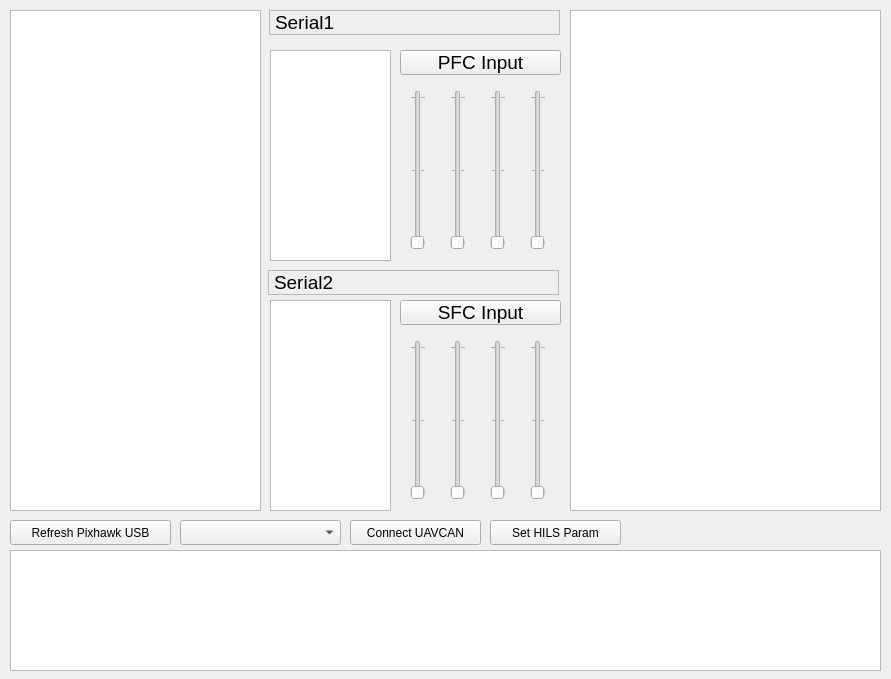
Above: Tools/HILS_FlightGear/form.ui from Shinjinok/tandem before the change. Below: the same form after it.
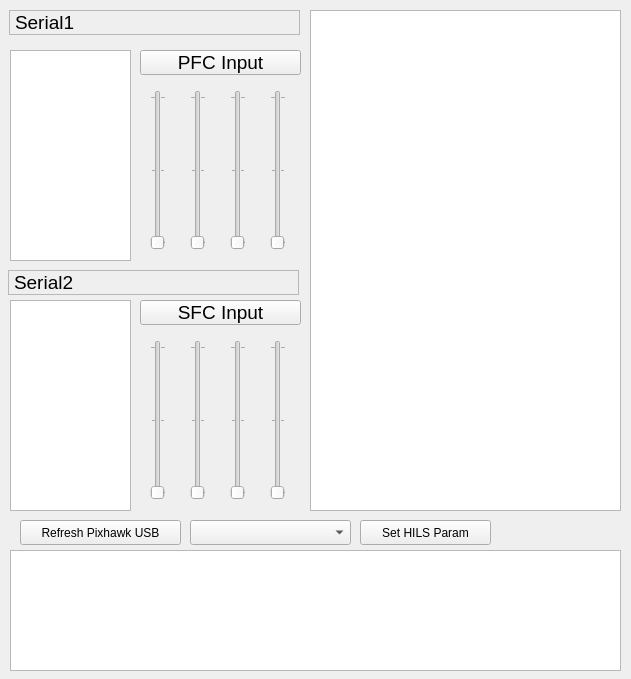
That is the form after the change.

```diff
--- a/Tools/HILS_FlightGear/form.ui
+++ b/Tools/HILS_FlightGear/form.ui
@@ -6,7 +6,7 @@
    <rect>
     <x>0</x>
     <y>0</y>
-    <width>891</width>
+    <width>631</width>
     <height>679</height>
    </rect>
   </property>
@@ -16,7 +16,7 @@
   <widget class="QPushButton" name="pushButton_1">
    <property name="geometry">
     <rect>
-     <x>10</x>
+     <x>20</x>
      <y>520</y>
      <width>161</width>
      <height>25</height>
@@ -29,7 +29,7 @@
   <widget class="QSlider" name="verticalSlider_1">
    <property name="geometry">
     <rect>
-     <x>410</x>
+     <x>150</x>
      <y>90</y>
      <width>16</width>
      <height>160</height>
@@ -66,7 +66,7 @@
   <widget class="QSlider" name="verticalSlider_2">
    <property name="geometry">
     <rect>
-     <x>450</x>
+     <x>190</x>
      <y>90</y>
      <width>16</width>
      <height>160</height>
@@ -91,7 +91,7 @@
   <widget class="QSlider" name="verticalSlider_3">
    <property name="geometry">
     <rect>
-     <x>490</x>
+     <x>230</x>
      <y>90</y>
      <width>16</width>
      <height>160</height>
@@ -116,7 +116,7 @@
   <widget class="QSlider" name="verticalSlider_4">
    <property name="geometry">
     <rect>
-     <x>530</x>
+     <x>270</x>
      <y>90</y>
      <width>16</width>
      <height>160</height>
@@ -141,7 +141,7 @@
   <widget class="QSlider" name="verticalSlider_5">
    <property name="geometry">
     <rect>
-     <x>410</x>
+     <x>150</x>
      <y>340</y>
      <width>16</width>
      <height>160</height>
@@ -166,7 +166,7 @@
   <widget class="QSlider" name="verticalSlider_6">
    <property name="geometry">
     <rect>
-     <x>450</x>
+     <x>190</x>
      <y>340</y>
      <width>16</width>
      <height>160</height>
@@ -191,7 +191,7 @@
   <widget class="QSlider" name="verticalSlider_7">
    <property name="geometry">
     <rect>
-     <x>490</x>
+     <x>230</x>
      <y>340</y>
      <width>16</width>
      <height>160</height>
@@ -216,7 +216,7 @@
   <widget class="QSlider" name="verticalSlider_8">
    <property name="geometry">
     <rect>
-     <x>530</x>
+     <x>270</x>
      <y>340</y>
      <width>16</width>
      <height>160</height>
@@ -241,7 +241,7 @@
   <widget class="QPushButton" name="pushButton_2">
    <property name="geometry">
     <rect>
-     <x>400</x>
+     <x>140</x>
      <y>50</y>
      <width>161</width>
      <height>25</height>
@@ -259,7 +259,7 @@
   <widget class="QPushButton" name="pushButton_3">
    <property name="geometry">
     <rect>
-     <x>400</x>
+     <x>140</x>
      <y>300</y>
      <width>161</width>
      <height>25</height>
@@ -277,7 +277,7 @@
   <widget class="QLabel" name="label">
    <property name="geometry">
     <rect>
-     <x>269</x>
+     <x>9</x>
      <y>10</y>
      <width>291</width>
      <height>25</height>
@@ -304,7 +304,7 @@
   <widget class="QLabel" name="label_2">
    <property name="geometry">
     <rect>
-     <x>268</x>
+     <x>8</x>
      <y>270</y>
      <width>291</width>
      <height>25</height>
@@ -332,7 +332,7 @@
   <widget class="QTextEdit" name="textEdit">
    <property name="geometry">
     <rect>
-     <x>570</x>
+     <x>310</x>
      <y>10</y>
      <width>311</width>
      <height>501</height>
@@ -348,7 +348,7 @@
   <widget class="QTextEdit" name="textEdit_2">
    <property name="geometry">
     <rect>
-     <x>270</x>
+     <x>10</x>
      <y>50</y>
      <width>121</width>
      <height>211</height>
@@ -363,7 +363,7 @@
   <widget class="QTextEdit" name="textEdit_3">
    <property name="geometry">
     <rect>
-     <x>270</x>
+     <x>10</x>
      <y>300</y>
      <width>121</width>
      <height>211</height>
@@ -380,7 +380,7 @@
     <rect>
      <x>10</x>
      <y>550</y>
-     <width>871</width>
+     <width>611</width>
      <height>121</height>
     </rect>
    </property>
@@ -390,25 +390,10 @@
     </font>
    </property>
   </widget>
-  <widget class="QTextEdit" name="textEdit_5">
-   <property name="geometry">
-    <rect>
-     <x>10</x>
-     <y>10</y>
-     <width>251</width>
-     <height>501</height>
-    </rect>
-   </property>
-   <property name="font">
-    <font>
-     <pointsize>12</pointsize>
-    </font>
-   </property>
-  </widget>
   <widget class="QPushButton" name="pushButton_4">
    <property name="geometry">
     <rect>
-     <x>490</x>
+     <x>360</x>
      <y>520</y>
      <width>131</width>
      <height>25</height>
@@ -421,26 +406,13 @@
   <widget class="QComboBox" name="comboBox">
    <property name="geometry">
     <rect>
-     <x>180</x>
+     <x>190</x>
      <y>520</y>
      <width>161</width>
      <height>25</height>
     </rect>
    </property>
   </widget>
-  <widget class="QPushButton" name="pushButton_5">
-   <property name="geometry">
-    <rect>
-     <x>350</x>
-     <y>520</y>
-     <width>131</width>
-     <height>25</height>
-    </rect>
-   </property>
-   <property name="text">
-    <string>Connect UAVCAN</string>
-   </property>
-  </widget>
  </widget>
  <resources/>
  <connections/>
```
